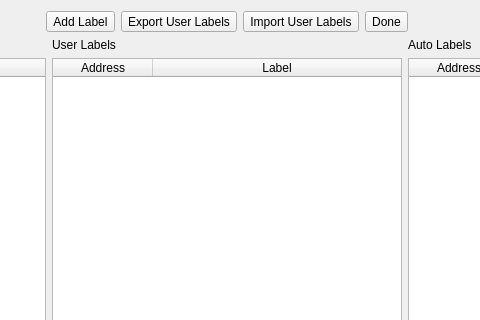
The window that labelswindow.ui (ivop/frida) describes before a commit, drawn with Qt 5; both pictures show x 314 to 794 and y 0 to 320 of the 1082 by 652 pixel window.
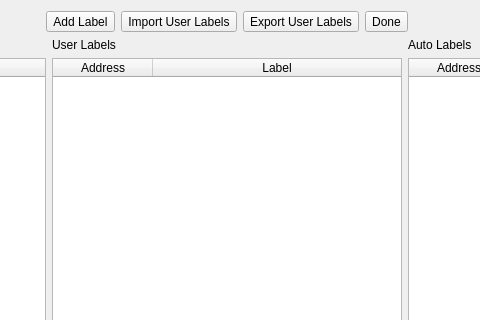
The same window after the commit. Icons and pictures are not drawn.

Commit message: swap export and import labels buttons

Diff of the .ui file:
```diff
--- a/labelswindow.ui
+++ b/labelswindow.ui
@@ -50,12 +50,12 @@
       </widget>
      </item>
      <item>
-      <widget class="QToolButton" name="exportButton">
+      <widget class="QToolButton" name="importButton">
        <property name="focusPolicy">
         <enum>Qt::NoFocus</enum>
        </property>
        <property name="text">
-        <string>Export User Labels</string>
+        <string>Import User Labels</string>
        </property>
        <property name="icon">
         <iconset resource="frida.qrc">
@@ -70,12 +70,12 @@
       </widget>
      </item>
      <item>
-      <widget class="QToolButton" name="importButton">
+      <widget class="QToolButton" name="exportButton">
        <property name="focusPolicy">
         <enum>Qt::NoFocus</enum>
        </property>
        <property name="text">
-        <string>Import User Labels</string>
+        <string>Export User Labels</string>
        </property>
        <property name="icon">
         <iconset resource="frida.qrc">
```
Left out of the diff: 4 changed lines with no effect on the pictures.
